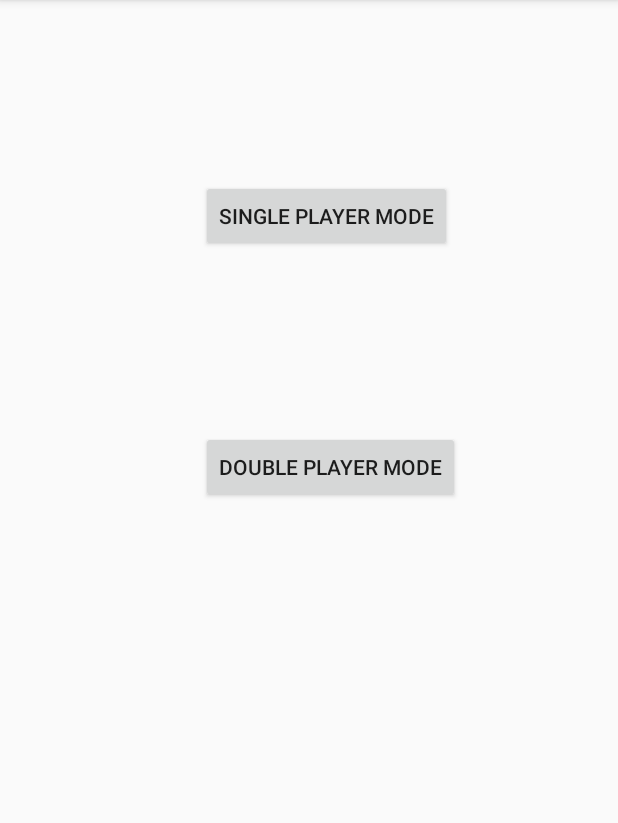
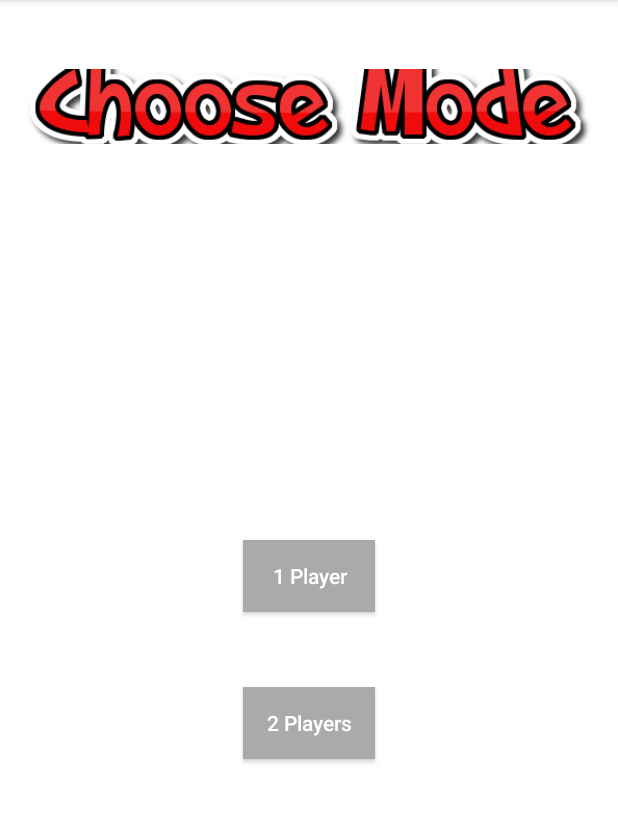
Before and after one commit to natreed/kstn_boggle, an Android app: the screen it shows after launch (MainActivity), on a phone screen of 412 x 824 dp, the part 84-907 px from its top. Run offline under Robolectric (Android 15) with nearby library versions, the light colour scheme and no system bars.

Commit message:
Add: nice logo choose mode

```diff
--- a/app/src/main/res/layout/activity_main.xml
+++ b/app/src/main/res/layout/activity_main.xml
@@ -8,30 +8,39 @@
     android:paddingLeft="@dimen/activity_horizontal_margin"
     android:paddingRight="@dimen/activity_horizontal_margin"
     android:paddingTop="@dimen/activity_vertical_margin"
+    android:background="@android:color/white"
     tools:context="com.pdx.kstn.kstn_boggle.MainActivity">
+    <ImageView
+        android:layout_width="match_parent"
+        android:layout_height="50dp"
+        android:layout_marginTop="30dp"
+        android:scaleType="centerCrop"
+        android:src="@drawable/choose_mode" />
 
     <Button
-        android:text="Single Player Mode"
+        android:text="1 Player"
+        android:textColor="@android:color/white"
+        android:textAllCaps="false"
         android:layout_width="wrap_content"
         android:layout_height="wrap_content"
 
-        android:layout_alignParentTop="true"
-        android:layout_alignParentLeft="true"
-        android:layout_alignParentStart="true"
-        android:layout_marginLeft="118dp"
-        android:layout_marginStart="118dp"
-        android:layout_marginTop="104dp"
+
+        android:layout_centerInParent="true"
+        android:background="@android:color/darker_gray"
         android:id="@+id/button_single_player_mode" />
 
 
     <Button
-        android:text="Double Player Mode"
+        android:text="2 Players"
+        android:textColor="@android:color/white"
+        android:textAllCaps="false"
         android:layout_width="wrap_content"
         android:layout_height="wrap_content"
         android:layout_below="@+id/button_single_player_mode"
         android:layout_alignLeft="@+id/button_single_player_mode"
         android:layout_alignStart="@+id/button_single_player_mode"
-        android:layout_marginTop="119dp"
+        android:layout_marginTop="50dp"
+        android:background="@android:color/darker_gray"
         android:id="@+id/button_double_player_mode" />
 
 </RelativeLayout>
--- a/app/src/main/res/values/strings.xml
+++ b/app/src/main/res/values/strings.xml
@@ -15,7 +15,7 @@
     <string name="score">Score</string>
     <string name="words_found">Words Found</string>
     <string name ="dialog_message">Hello world</string>
-    <string name ="dialog_title">Difficulty Level</string>
+    <string name ="dialog_title">Choose Your Difficulty Level</string>
 
     <string name ="ok">Okay</string>
     <string name ="cancel">Cancel</string>
```
Also changed, not shown: app/src/main/java/com/pdx/kstn/kstn_boggle/MainActivity.java (+84 -4 lines), app/src/main/res/drawable-hdpi/choose_mode.png (added), app/src/main/res/drawable-hdpi/kstn_boggle.png (added), app/src/main/res/drawable-mdpi/choose_mode.png (added), app/src/main/res/drawable-mdpi/kstn_boggle.png (added), app/src/main/res/drawable-xhdpi/choose_mode.png (added), app/src/main/res/drawable-xhdpi/kstn_boggle.png (added), app/src/main/res/drawable-xxhdpi/choose_mode.png (added), app/src/main/res/drawable-xxhdpi/kstn_boggle.png (added).
